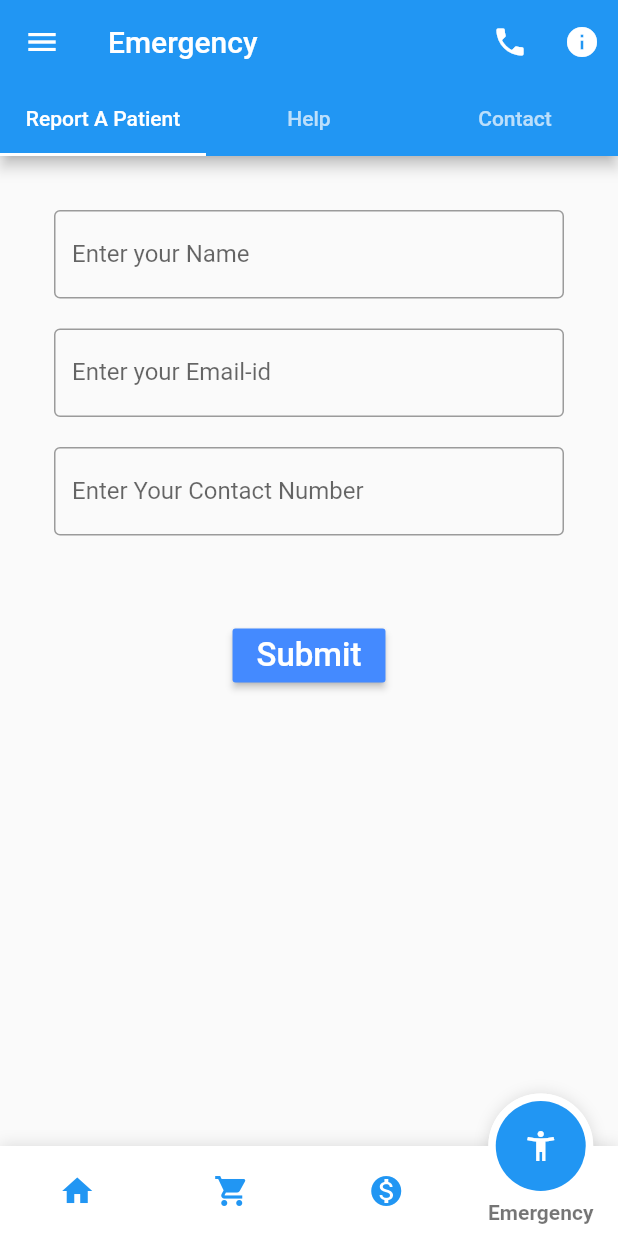
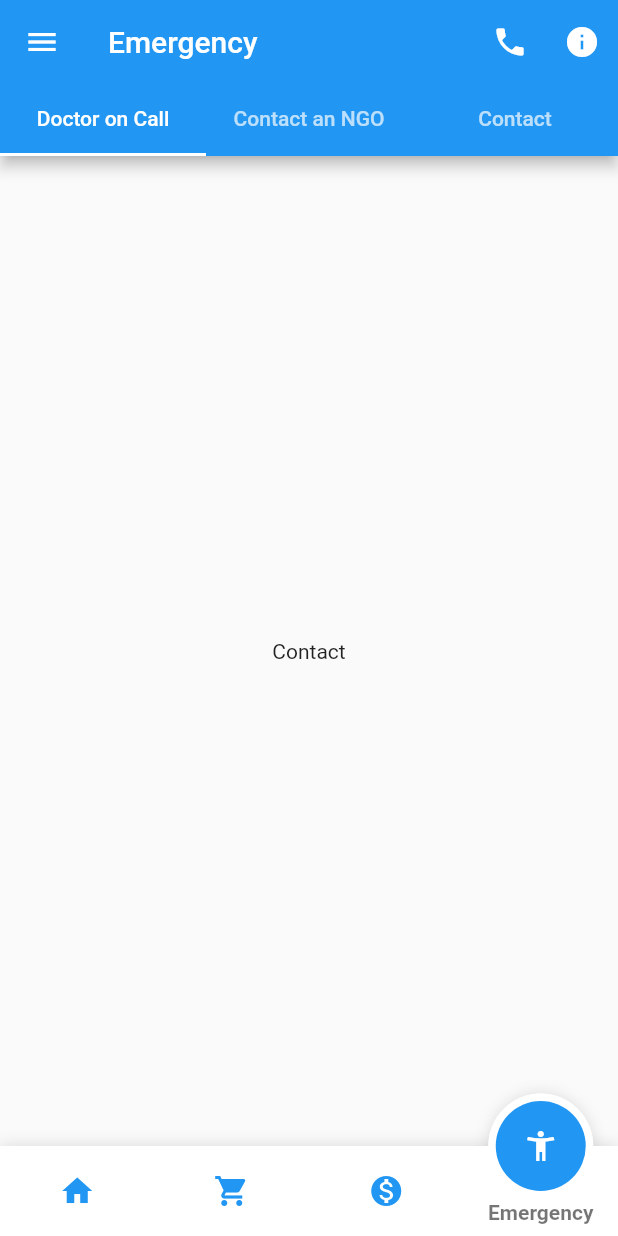
Before and after one commit to engineer-rohan-arora/Covid_19_City_UI_Flutter, a Flutter app: the screen it shows after launch, item 4 of the bottom bar chosen, on a phone screen of 412 x 824 dp. Run offline on Flutter 3.47's test engine with Material 2 defaults, Android fonts, the phone set to English and light mode, and no system bars; drawn by our look-alikes of fancy_bottom_navigation; our stand-ins replace flutter_svg; missing offline and left inert: flutter_phone_state.

Commit message:
Minor Bug Fix

```diff
--- a/lib/screen/emergency/emergeency.dart
+++ b/lib/screen/emergency/emergeency.dart
@@ -48,8 +48,8 @@ class _Emergency extends State<Emergency> {
           appBar: AppBar(
             bottom: TabBar(
               tabs: [
-                Tab(child: Center(child: Text('Report A Patient')),),
-                Tab(child: Center(child: Text('Help')),),
+                Tab(child: Center(child: Text('Doctor on Call')),),
+                Tab(child: Center(child: Text('Contact an NGO')),),
                 Tab(child: Center(child: Text('Contact')),),
               ],
             ),
@@ -72,117 +72,12 @@ class _Emergency extends State<Emergency> {
           ),
           body: TabBarView(
             children: [
-              SingleChildScrollView(
-                controller: controller,
-                child: Center(
-                  child: Padding(
-                    padding: const EdgeInsets.all(36.0),
-                    child: Center(
-                      child: Column(
-                        mainAxisAlignment: MainAxisAlignment.center,
-                        crossAxisAlignment: CrossAxisAlignment.center,
-                        children: <Widget>[
-                          TextFormField(
-                            decoration: InputDecoration(
-                                border: OutlineInputBorder(),
-                                labelText: 'Enter your Name'
-                            ),
-                          ),
-                          SizedBox(height: 20),
-                          TextFormField(
-                            decoration: InputDecoration(
-                                border: OutlineInputBorder(),
-                                labelText: 'Enter your Email-id'
-                            ),
-                          ),
-                          SizedBox(height: 20),
-                          TextFormField(
-                            decoration: InputDecoration(
-                                border: OutlineInputBorder(),
-                                labelText: 'Enter Your Contact Number'
-                            ),
-                          ),
-                          SizedBox(height: 40),
-                          Padding(
-                            padding: const EdgeInsets.symmetric(vertical: 16.0),
-                            child: RaisedButton(
-                              color: Colors.blueAccent,
-                              onPressed: () {},
-                              child: Text('Submit',
-                                style: TextStyle(
-                                  color: Colors.white,
-                                  fontSize: 22,
-                                ),
-                              ),
-                            ),
-                          ),
-
-                        ],
-                      ),
-                    ),
-                  ),
-                ),
-              ),
-              SingleChildScrollView(
-                controller: controller,
-                child: Center(
-                  child: Padding(
-                    padding: const EdgeInsets.all(36.0),
-                    child: Center(
-                      child: Column(
-                        mainAxisAlignment: MainAxisAlignment.center,
-                        crossAxisAlignment: CrossAxisAlignment.center,
-                        children: <Widget>[
-                          TextFormField(
-                            decoration: InputDecoration(
-                                border: OutlineInputBorder(),
-                                labelText: 'Enter your Name'
-                            ),
-                          ),
-                          SizedBox(height: 10),
-                          TextFormField(
-                            decoration: InputDecoration(
-                                border: OutlineInputBorder(),
-                                labelText: 'Enter your Contact Number'
-                            ),
-                          ),
-                          SizedBox(height: 10),
-                          TextFormField(
-                            decoration: InputDecoration(
-                                border: OutlineInputBorder(),
-                                labelText: 'Enter Your Address'
-                            ),
-                          ),
-                          SizedBox(height: 10),
-                          TextFormField(
-                            decoration: InputDecoration(
-                                border: OutlineInputBorder(),
-                                labelText: 'Enter The Problem Faced'
-                            ),
-                          ),
-                          SizedBox(height: 40),
-                          Padding(
-                            padding: const EdgeInsets.symmetric(vertical: 16.0),
-                            child: RaisedButton(
-                              color: Colors.blueAccent,
-                              onPressed: () {},
-                              child: Text('Submit',
-                                style: TextStyle(
-                                  color: Colors.white,
-                                  fontSize: 22,
-                                ),
-                              ),
-                            ),
-                          ),
-
-                        ],
-                      ),
-                    ),
-                  ),
-                ),
-              ),
               Center(
-                  child: Text('Contact'))
+                  child: Text('Contact')),
+              Center(
+                  child: Text('Contact')),
+              Center(
+                  child: Text('Contact')),
             ],
           ),
           drawer: Drawer(
```
